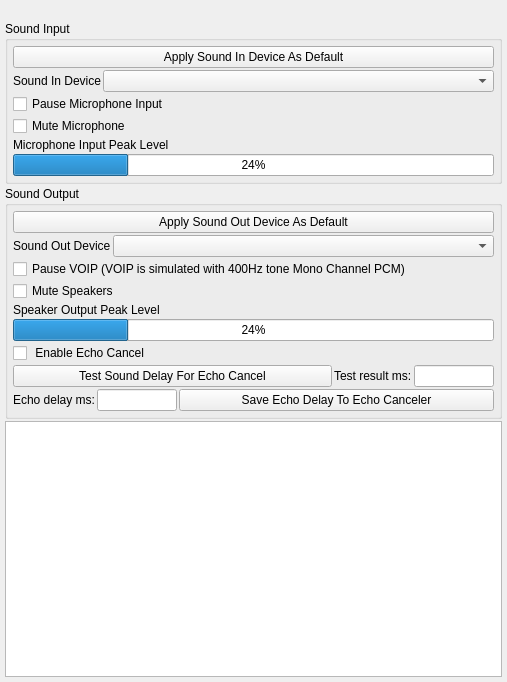
First picture: the form in AppsSrc/CommonSrc/Forms/AppletSoundSettings.ui, repository brettrjones-github/nolimitconnect, before the edit.
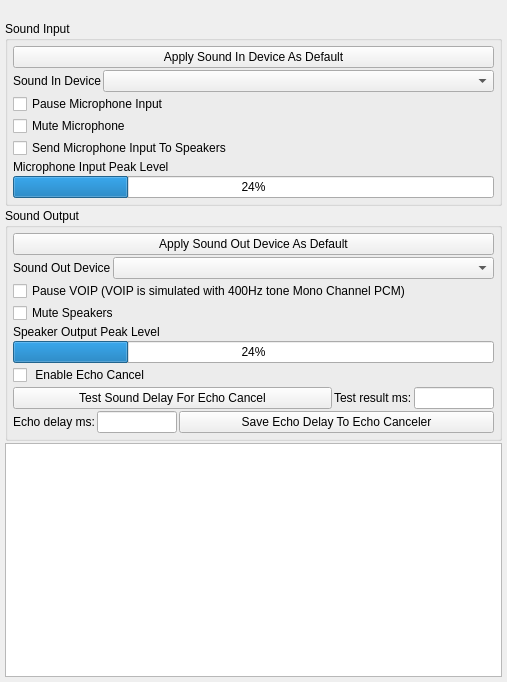
Second picture: the form after the edit. Custom widgets are drawn as their Qt base class.

The edit to the form file:
```diff
--- a/AppsSrc/CommonSrc/Forms/AppletSoundSettings.ui
+++ b/AppsSrc/CommonSrc/Forms/AppletSoundSettings.ui
@@ -120,6 +120,13 @@
         </property>
        </widget>
       </item>
+      <item>
+       <widget class="QCheckBox" name="m_SendMicToSpeakerCheckBox">
+        <property name="text">
+         <string>Send Microphone Input To Speakers</string>
+        </property>
+       </widget>
+      </item>
       <item>
        <widget class="QLabel" name="label_2">
         <property name="text">
```
